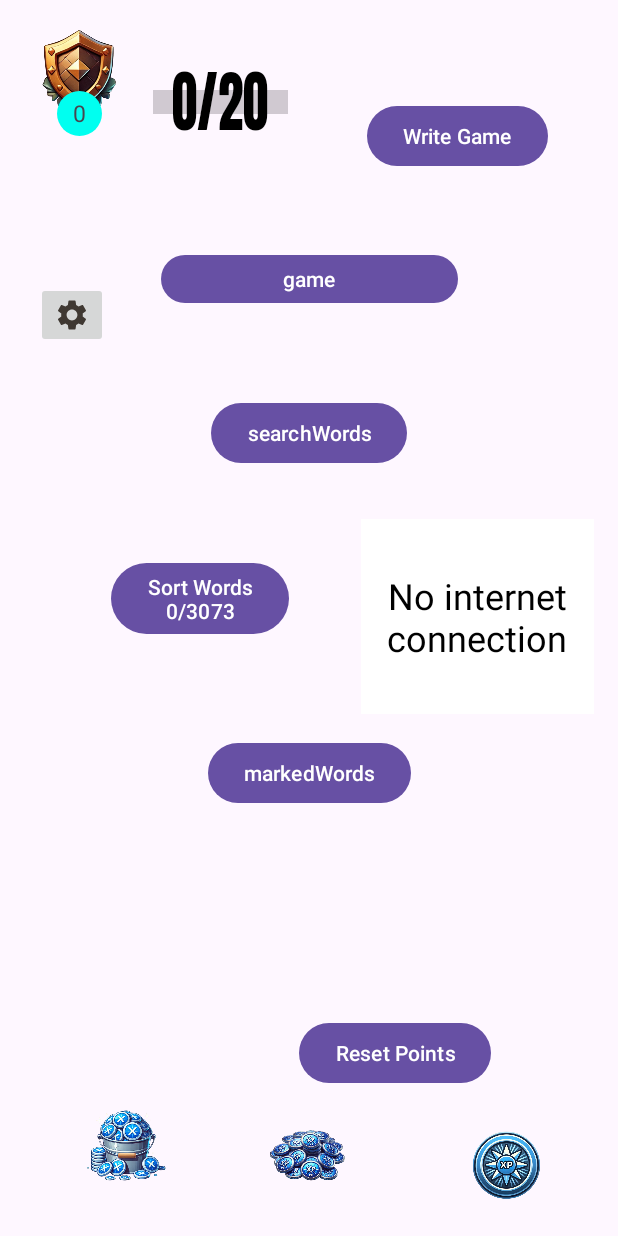
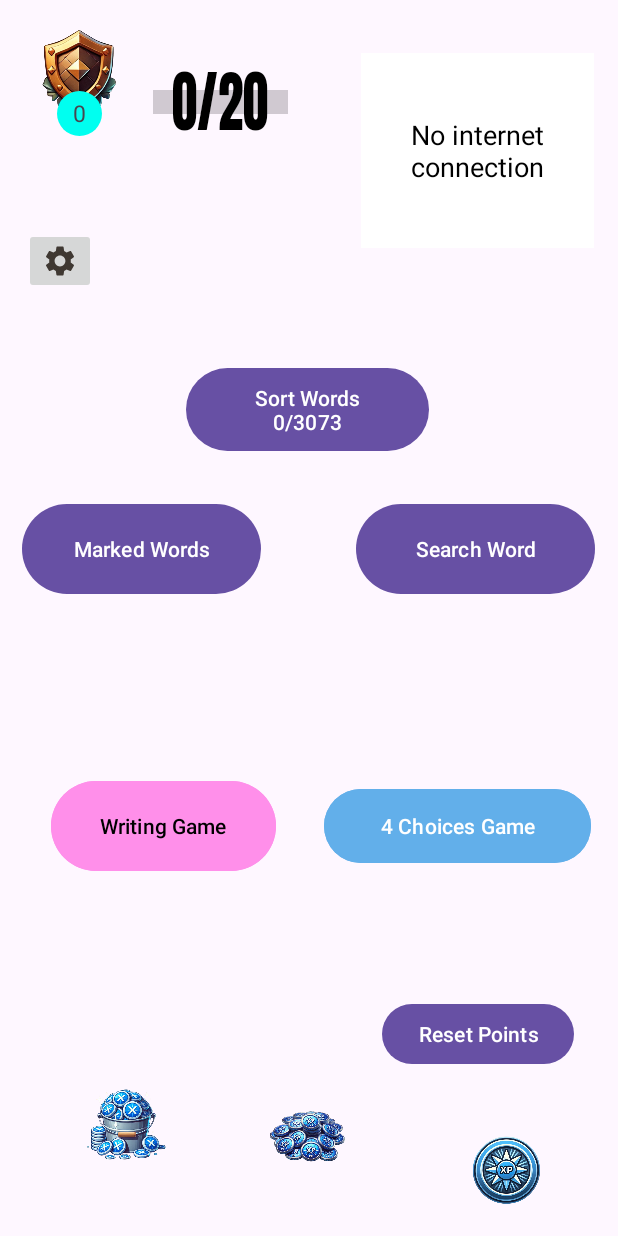
Before and after one commit to noam147/phis_words, an Android app: the screen it shows after launch (MenuOfflinePage), on a phone screen of 412 x 824 dp. Run offline under Robolectric (Android 15) with nearby library versions, the phone set to English and light mode, and no system bars.

Commit message:
update ui

```diff
--- a/app/ViewPagerTry2/app/src/main/AndroidManifest.xml
+++ b/app/ViewPagerTry2/app/src/main/AndroidManifest.xml
@@ -13,7 +13,7 @@
         android:dataExtractionRules="@xml/data_extraction_rules"
         android:fullBackupContent="@xml/backup_rules"
         android:icon="@mipmap/icoc_app_launcher_foreground"
-        android:label="@string/app_name"
+        android:label="מילים 800+"
         android:roundIcon="@mipmap/icoc_app_launcher_round"
         android:supportsRtl="true"
         android:theme="@style/Theme.ViewPagerTry2"
--- a/app/ViewPagerTry2/app/src/main/res/layout/activity_menu_offline_page.xml
+++ b/app/ViewPagerTry2/app/src/main/res/layout/activity_menu_offline_page.xml
@@ -17,90 +17,94 @@
         android:padding="16dp"
         android:text="No internet connection"
         android:textColor="@android:color/black"
-        android:textSize="24sp"
+        android:textSize="18sp"
         app:layout_constraintBottom_toBottomOf="parent"
         app:layout_constraintDimensionRatio="1:1"
         app:layout_constraintEnd_toEndOf="parent"
         app:layout_constraintHorizontal_bias="0.937"
         app:layout_constraintStart_toStartOf="parent"
         app:layout_constraintTop_toTopOf="parent"
-        app:layout_constraintVertical_bias="0.499" />
+        app:layout_constraintVertical_bias="0.051" />
 
     <Button
         android:id="@+id/orgenizeWordsButtonMenu"
-        android:layout_width="wrap_content"
-        android:layout_height="wrap_content"
+        android:layout_width="162dp"
+        android:layout_height="63dp"
         android:onClick="orgenizeButtonClicked"
-        android:text="Orgenize Words"
+        android:text="Sort Words"
         app:layout_constraintBottom_toBottomOf="parent"
         app:layout_constraintEnd_toEndOf="parent"
-        app:layout_constraintHorizontal_bias="0.253"
+        app:layout_constraintHorizontal_bias="0.497"
         app:layout_constraintStart_toStartOf="parent"
         app:layout_constraintTop_toTopOf="parent"
-        app:layout_constraintVertical_bias="0.483" />
+        app:layout_constraintVertical_bias="0.317" />
 
     <Button
         android:id="@+id/gameButton"
-        android:layout_width="198dp"
-        android:layout_height="40dp"
+        android:layout_width="178dp"
+        android:layout_height="57dp"
+        android:backgroundTint="#62aFEA"
         android:onClick="gameButtonClicked"
-        android:text="game"
-        app:layout_constraintBottom_toTopOf="@+id/orgenizeWordsButtonMenu"
+        android:text="4 Choices Game"
+        android:textColor="#FFFFFF"
+        app:layout_constraintBottom_toBottomOf="parent"
         app:layout_constraintEnd_toEndOf="parent"
-        app:layout_constraintHorizontal_bias="0.5"
+        app:layout_constraintHorizontal_bias="0.924"
         app:layout_constraintStart_toStartOf="parent"
         app:layout_constraintTop_toTopOf="parent"
-        app:layout_constraintVertical_bias="0.5" />
+        app:layout_constraintVertical_bias="0.681" />
 
     <Button
         android:id="@+id/button5"
-        android:layout_width="wrap_content"
-        android:layout_height="wrap_content"
+        android:layout_width="159dp"
+        android:layout_height="68dp"
         android:onClick="searchWordsButtonClicked"
-        android:text="searchWords"
-        app:layout_constraintBottom_toTopOf="@+id/orgenizeWordsButtonMenu"
+        android:text="Search Word"
+        app:layout_constraintBottom_toBottomOf="parent"
         app:layout_constraintEnd_toEndOf="parent"
-        app:layout_constraintHorizontal_bias="0.5"
+        app:layout_constraintHorizontal_bias="0.94"
         app:layout_constraintStart_toStartOf="parent"
-        app:layout_constraintTop_toBottomOf="@+id/gameButton"
-        app:layout_constraintVertical_bias="0.5" />
+        app:layout_constraintTop_toTopOf="parent"
+        app:layout_constraintVertical_bias="0.439" />
 
     <ImageButton
         android:id="@+id/imageButton5"
         android:layout_width="wrap_content"
         android:layout_height="wrap_content"
-        android:layout_marginTop="188dp"
+        android:layout_marginTop="152dp"
         app:layout_constraintEnd_toEndOf="parent"
-        app:layout_constraintHorizontal_bias="0.066"
+        app:layout_constraintHorizontal_bias="0.044"
         app:layout_constraintStart_toStartOf="parent"
         app:layout_constraintTop_toTopOf="parent"
         app:srcCompat="@drawable/baseline_settings_24" />
 
     <Button
         android:id="@+id/writeGameButton"
-        android:layout_width="wrap_content"
-        android:layout_height="wrap_content"
+        android:layout_width="150dp"
+        android:layout_height="68dp"
         android:onClick="writeGameButtonClicked"
-        android:text="Write Game"
-        app:layout_constraintBottom_toTopOf="@+id/gameButton"
+        android:backgroundTint="#ff8FEA"
+        android:textColor="#000000"
+        android:text="Writing Game"
+        app:layout_constraintBottom_toBottomOf="parent"
         app:layout_constraintEnd_toEndOf="parent"
-        app:layout_constraintHorizontal_bias="0.787"
-        app:layout_constraintStart_toEndOf="@+id/imageButton5"
+        app:layout_constraintHorizontal_bias="0.131"
+        app:layout_constraintStart_toStartOf="parent"
         app:layout_constraintTop_toTopOf="parent"
-        app:layout_constraintVertical_bias="0.567" />
+        app:layout_constraintVertical_bias="0.683" />
 
     <Button
         android:id="@+id/markedWordsButton"
-        android:layout_width="wrap_content"
-        android:layout_height="wrap_content"
+        android:layout_width="159dp"
+        android:layout_height="68dp"
         android:onClick="markedWordButtonClicked"
-        android:text="markedWords"
+        android:text="Marked Words"
         app:layout_constraintBottom_toBottomOf="parent"
         app:layout_constraintEnd_toEndOf="parent"
-        app:layout_constraintHorizontal_bias="0.5"
+        app:layout_constraintHorizontal_bias="0.059"
         app:layout_constraintStart_toStartOf="parent"
-        app:layout_constraintTop_toBottomOf="@+id/gameButton"
-        app:layout_constraintVertical_bias="0.5" />
+        app:layout_constraintTop_toTopOf="parent"
+        app:layout_constraintVertical_bias="0.439" />
 
     <ImageView
         android:id="@+id/progressRankImageView"
@@ -184,10 +188,10 @@
         android:text="Reset Points"
         app:layout_constraintBottom_toBottomOf="parent"
         app:layout_constraintEnd_toEndOf="parent"
-        app:layout_constraintHorizontal_bias="0.703"
+        app:layout_constraintHorizontal_bias="0.897"
         app:layout_constraintStart_toStartOf="parent"
         app:layout_constraintTop_toTopOf="parent"
-        app:layout_constraintVertical_bias="0.874" />
+        app:layout_constraintVertical_bias="0.857" />
 
 
 </androidx.constraintlayout.widget.ConstraintLayout>
```
